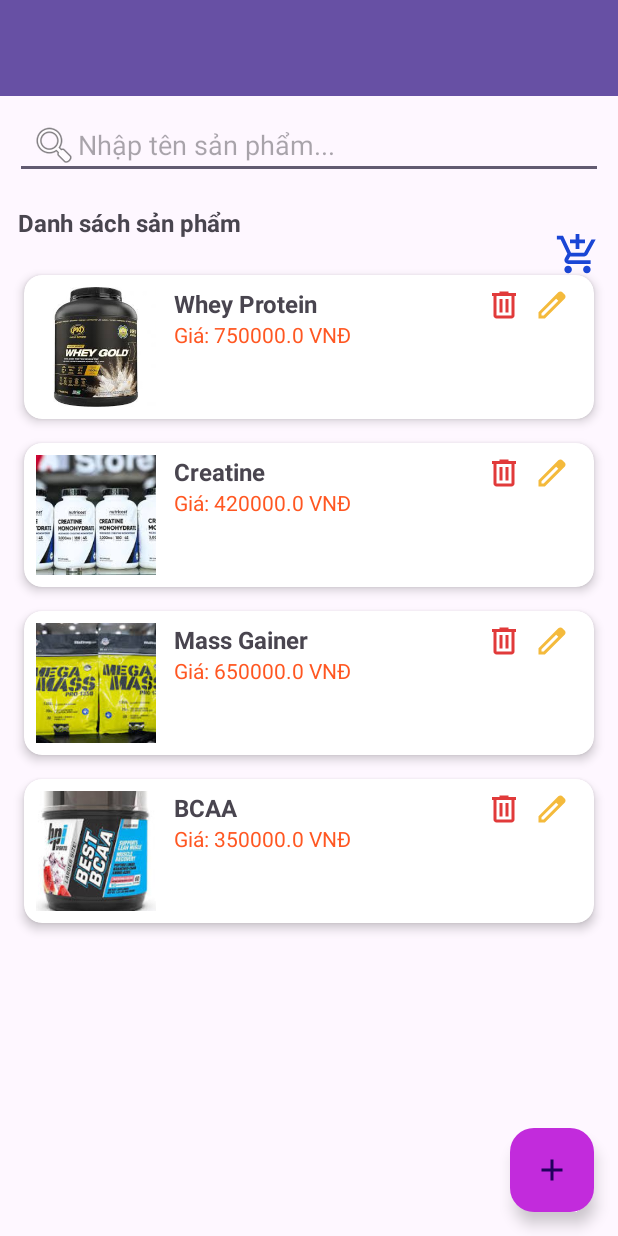
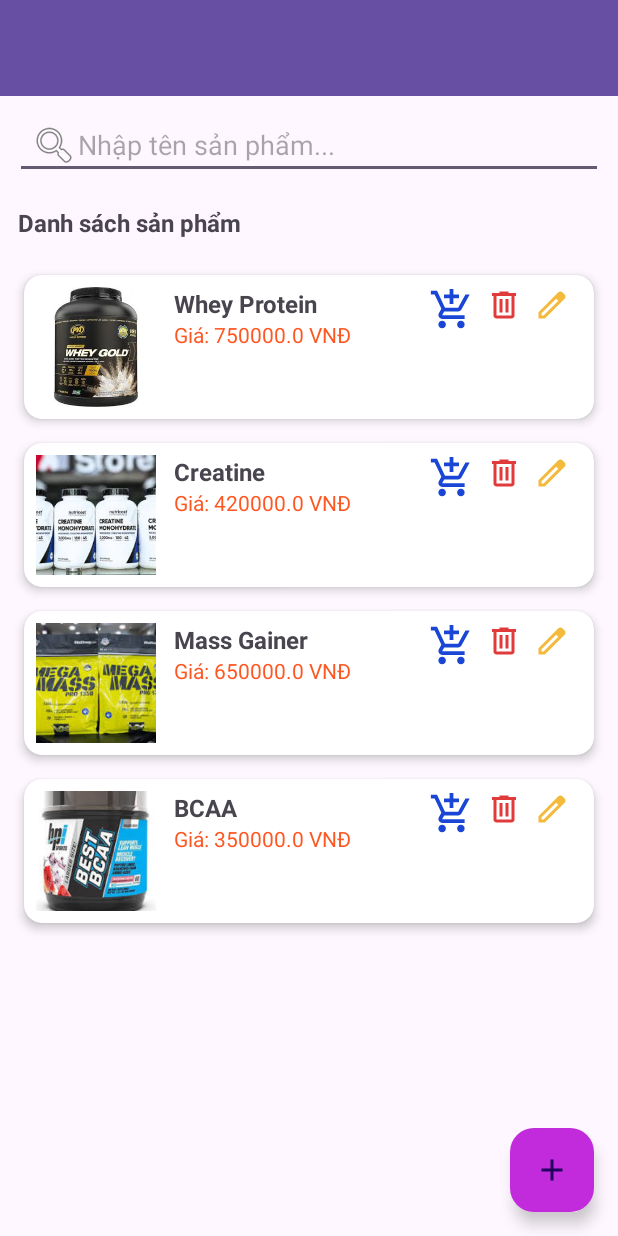
Before and after one commit to bac205/DuAnMau, an Android app: the SanPhamActivity screen opened directly, with no data from a screen before it, on a phone screen of 412 x 824 dp. Run offline under Robolectric (Android 15) with nearby library versions, the phone set to English and light mode, and no system bars.

Commit message:
edit icon

```diff
--- a/app/src/main/res/layout/activity_sanpham.xml
+++ b/app/src/main/res/layout/activity_sanpham.xml
@@ -34,14 +34,6 @@
         android:layout_width="wrap_content"
         android:layout_height="wrap_content" />
 
-    <ImageView
-        android:id="@+id/imgGioHang"
-        android:layout_alignBaseline="@id/tvDanhSach"
-        android:layout_alignParentEnd="true"
-        android:layout_marginEnd="12dp"
-        android:layout_width="30dp"
-        android:layout_height="30dp"
-        android:src="@drawable/ic_cart" />
 
     <!-- RecyclerView -->
     <androidx.recyclerview.widget.RecyclerView
--- a/app/src/main/res/layout/item_sanpham.xml
+++ b/app/src/main/res/layout/item_sanpham.xml
@@ -46,8 +46,7 @@
             android:textColor="#FF5722"
             android:textSize="14sp"
             android:layout_toStartOf="@+id/btnSua" />
-
-        <!-- Icon sửa -->
+        <!-- Icon sửa (ngoài cùng bên phải) -->
         <ImageView
             android:id="@+id/btnSua"
             android:layout_width="24dp"
@@ -57,7 +56,7 @@
             android:layout_alignTop="@id/tvTenSanPham"
             android:layout_marginEnd="8dp" />
 
-        <!-- Icon xoá -->
+        <!-- Icon xoá (nằm bên trái của sửa) -->
         <ImageView
             android:id="@+id/btnXoa"
             android:layout_width="24dp"
@@ -66,5 +65,16 @@
             android:layout_toStartOf="@id/btnSua"
             android:layout_alignTop="@id/tvTenSanPham"
             android:layout_marginEnd="8dp" />
+
+        <!-- Icon giỏ hàng (nằm bên trái của xoá) -->
+        <ImageView
+            android:id="@+id/imgGioHang"
+            android:layout_width="30dp"
+            android:layout_height="30dp"
+            android:src="@drawable/ic_cart"
+            android:layout_toStartOf="@id/btnXoa"
+            android:layout_alignTop="@id/tvTenSanPham"
+            android:layout_marginEnd="8dp" />
+
     </RelativeLayout>
 </androidx.cardview.widget.CardView>
```
